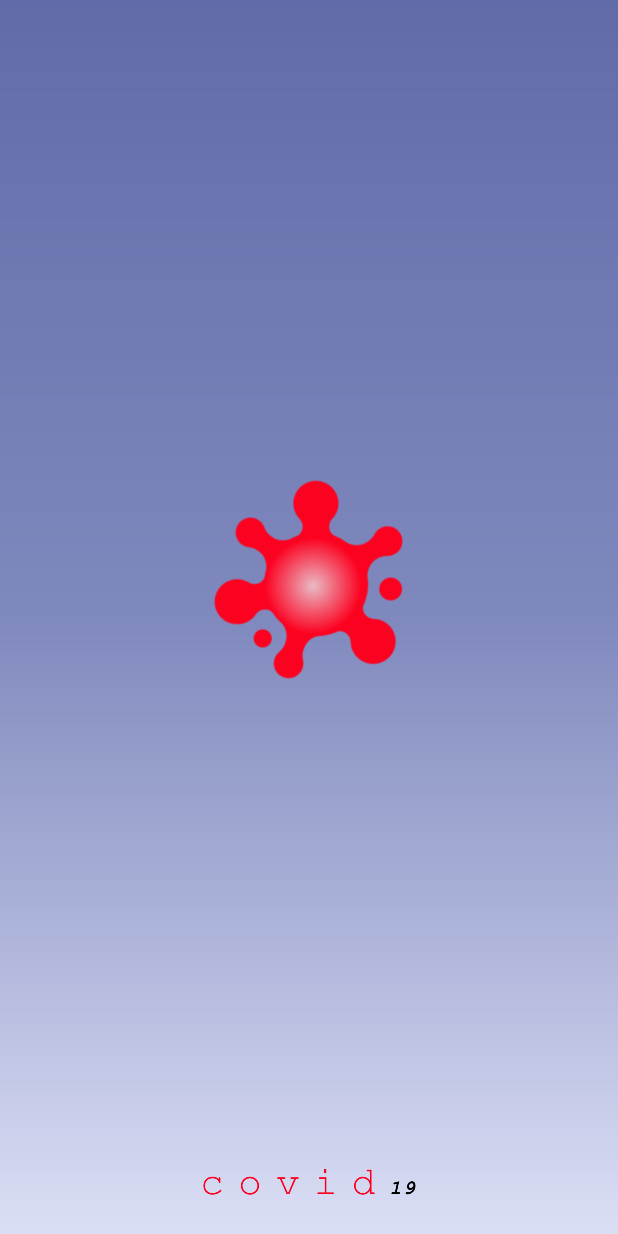
After one commit to islem19/CoronaCovid19, an Android app: the SplashActivity screen opened directly, with no data from a screen before it, on a phone screen of 412 x 824 dp. The commit adds this screen. Run offline under Robolectric (Android 15) with nearby library versions, the phone set to English and light mode, and no system bars.

Commit message:
add splash screen activity

```diff
--- a/app/src/main/AndroidManifest.xml
+++ b/app/src/main/AndroidManifest.xml
@@ -14,13 +14,20 @@
         android:roundIcon="@mipmap/ic_launcher_round"
         android:supportsRtl="true"
         android:theme="@style/AppTheme">
-        <activity android:name=".ui.home.MainActivity"
+
+        <activity
+            android:name=".ui.splash.SplashActivity"
             android:theme="@style/AppTheme.MainActivity">
             <intent-filter>
                 <action android:name="android.intent.action.MAIN" />
 
                 <category android:name="android.intent.category.LAUNCHER" />
             </intent-filter>
+
+        </activity>
+        <activity android:name=".ui.home.MainActivity"
+            android:theme="@style/AppTheme.MainActivity">
+
         </activity>
     </application>
 
--- /dev/null
+++ b/app/src/main/java/dz/islem/covid19/ui/splash/SplashActivity.java
@@ -0,0 +1,58 @@
+package dz.islem.covid19.ui.splash;
+
+
+import android.content.Intent;
+import android.os.Bundle;
+import android.os.Handler;
+import android.util.Log;
+import android.view.animation.Animation;
+import android.view.animation.LinearInterpolator;
+import android.view.animation.RotateAnimation;
+import android.widget.ImageView;
+
+import androidx.lifecycle.ViewModelProviders;
+
+import dz.islem.covid19.R;
+import dz.islem.covid19.ui.base.BaseActivity;
+import dz.islem.covid19.ui.home.MainActivity;
+
+
+public class SplashActivity extends BaseActivity<SplashViewModel> {
+    private static final String TAG = "SplashScreenActivity";
+    private static final int DELAY = 3000;
+
+
+
+
+    @Override
+    public SplashViewModel createViewModel() {
+        return null;
+    }
+
+    @Override
+    protected void onCreate(Bundle savedInstanceState) {
+        super.onCreate(savedInstanceState);
+        setContentView(R.layout.activity_splash);
+
+        RotateAnimation rotate = new RotateAnimation(0, 180, Animation.RELATIVE_TO_SELF, 0.5f, Animation.RELATIVE_TO_SELF, 0.5f);
+        rotate.setDuration(DELAY);
+        rotate.setInterpolator(new LinearInterpolator());
+
+        ( (ImageView)findViewById(R.id.logoImage)).setAnimation(rotate);
+
+        nextScreen();
+    }
+
+    private void nextScreen(){
+        Log.d(TAG, "nextScreen: ");
+        new Handler().postDelayed(new Runnable() {
+            @Override
+            public void run() {
+                startActivity(new Intent(SplashActivity.this, MainActivity.class));
+                finish();
+            }
+        },DELAY);
+    }
+
+
+}
--- /dev/null
+++ b/app/src/main/java/dz/islem/covid19/ui/splash/SplashViewModel.java
@@ -0,0 +1,9 @@
+package dz.islem.covid19.ui.splash;
+
+
+import dz.islem.covid19.ui.base.BaseViewModel;
+
+
+public class SplashViewModel extends BaseViewModel {
+
+}
--- /dev/null
+++ b/app/src/main/java/dz/islem/covid19/ui/splash/SplashViewModelFactory.java
@@ -0,0 +1,20 @@
+package dz.islem.covid19.ui.splash;
+
+import androidx.annotation.NonNull;
+import androidx.lifecycle.ViewModel;
+import androidx.lifecycle.ViewModelProvider;
+
+
+public class SplashViewModelFactory implements ViewModelProvider.Factory {
+
+
+    @NonNull
+    @Override
+    public <T extends ViewModel> T create(@NonNull Class<T> modelClass) {
+        if (modelClass.isAssignableFrom(SplashViewModel.class)) {
+            return (T) new SplashViewModel();
+        }
+
+        throw new IllegalArgumentException("Unknown ViewModel class");
+    }
+}
--- a/app/src/main/res/layout/activity_main.xml
+++ b/app/src/main/res/layout/activity_main.xml
@@ -1,5 +1,6 @@
 <?xml version="1.0" encoding="utf-8"?>
-<androidx.constraintlayout.widget.ConstraintLayout xmlns:android="http://schemas.android.com/apk/res/android"
+<androidx.constraintlayout.widget.ConstraintLayout
+    xmlns:android="http://schemas.android.com/apk/res/android"
     xmlns:app="http://schemas.android.com/apk/res-auto"
     xmlns:tools="http://schemas.android.com/tools"
     android:layout_width="match_parent"
--- /dev/null
+++ b/app/src/main/res/layout/activity_splash.xml
@@ -0,0 +1,34 @@
+<?xml version="1.0" encoding="utf-8"?>
+<androidx.constraintlayout.widget.ConstraintLayout
+    xmlns:android="http://schemas.android.com/apk/res/android"
+    xmlns:tools="http://schemas.android.com/tools"
+    xmlns:app="http://schemas.android.com/apk/res-auto"
+    android:background="@drawable/bg_profile"
+    tools:context=".ui.splash.SplashActivity"
+    android:layout_height="match_parent"
+    android:layout_width="match_parent">
+
+    <ImageView
+        android:id="@+id/logoImage"
+        android:layout_width="150dp"
+        android:layout_height="150dp"
+        android:src="@drawable/logo"
+        app:layout_constraintBottom_toBottomOf="parent"
+        app:layout_constraintHorizontal_bias="0.498"
+        app:layout_constraintLeft_toLeftOf="parent"
+        app:layout_constraintRight_toRightOf="parent"
+        app:layout_constraintTop_toTopOf="parent"
+        app:layout_constraintVertical_bias="0.462" />
+
+    <ImageView
+        android:id="@+id/txtLogoImage"
+        android:layout_width="200dp"
+        android:layout_height="30dp"
+        android:src="@drawable/txt_logo"
+        app:layout_constraintBottom_toBottomOf="parent"
+        app:layout_constraintHorizontal_bias="0.497"
+        app:layout_constraintLeft_toLeftOf="parent"
+        app:layout_constraintRight_toRightOf="parent"
+        app:layout_constraintTop_toTopOf="parent"
+        app:layout_constraintVertical_bias="0.975" />
+</androidx.constraintlayout.widget.ConstraintLayout>
```
Also changed, not shown: app/src/main/res/drawable/txt_logo.png (added).
